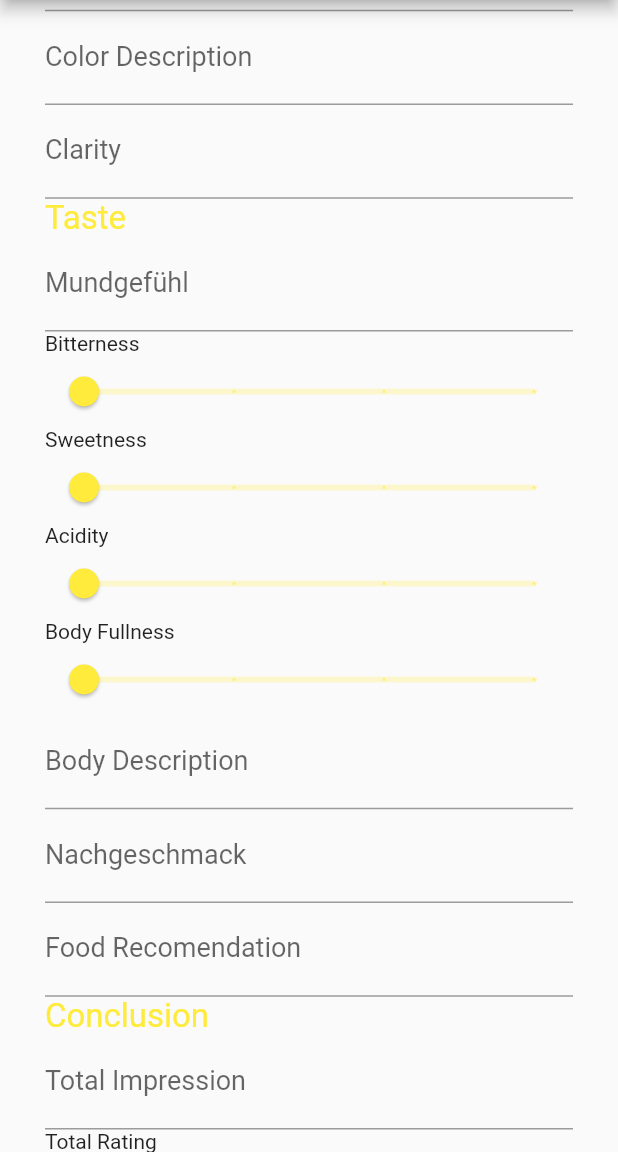
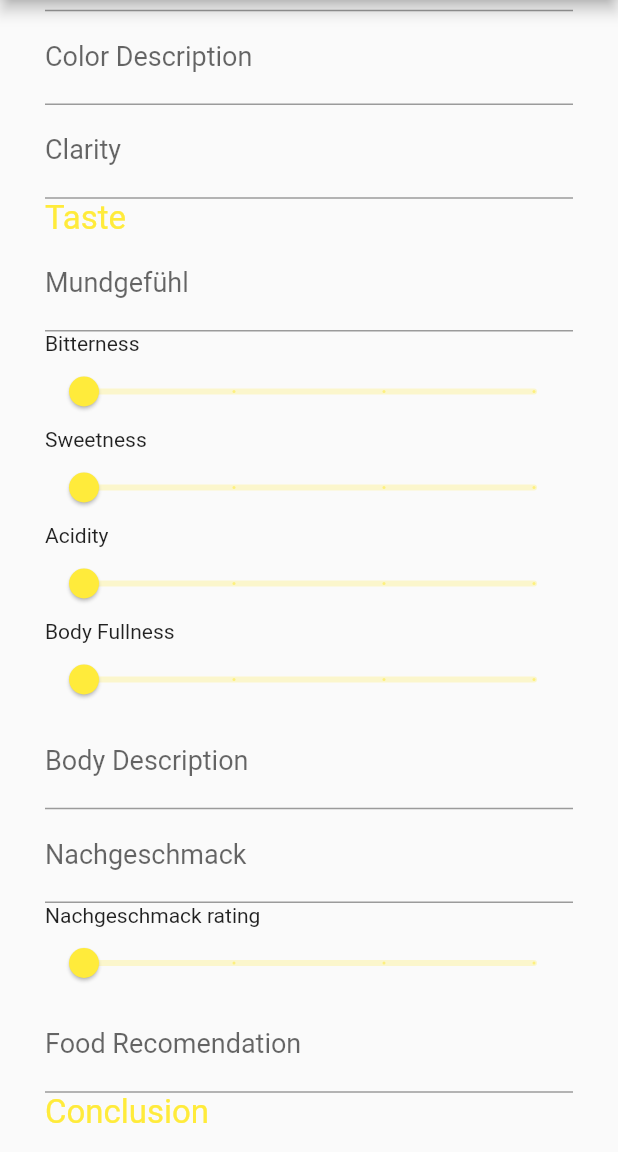
Before and after one commit to Leptopoda/bierverkostung, a Flutter app: the DispTasting screen opened directly with empty values, scrolled down 576 dp, on a phone screen of 412 x 824 dp, the part 84-1236 px from its top. Run offline on Flutter 3.47's test engine with Material 2 defaults, Android fonts, the phone set to English and light mode, and no system bars; our stand-ins replace cloud_firestore, firebase_auth, firebase_core; missing offline and left inert: pattern_formatter; accounts and stored records are empty; generated files the repository leaves out were written again.

Commit message:
add aftertaste rating

```diff
--- a/lib/models/breweries.dart
+++ b/lib/models/breweries.dart
@@ -1,8 +1,6 @@
 // Copyright 2021 Leptopoda. All rights reserved.
 // Use of this source code is governed by an APACHE-style license that can be
 // found in the LICENSE file.
-
-import 'package:cloud_firestore/cloud_firestore.dart';
 
 class Brewery {
   // final String id;
--- a/lib/screens/bierverkostung/disp_verkostung.dart
+++ b/lib/screens/bierverkostung/disp_verkostung.dart
@@ -172,12 +172,17 @@ class DispTasting extends StatelessWidget {
             ),
           ),
           TextFormField(
-            // TODO: add intensity
             style: _text, readOnly: true,
             initialValue: tasting.aftertasteDesc,
             decoration: const InputDecoration(
               labelText: 'Nachgeschmack',
             ),
+          ),
+          const Text('Nachgeschmack rating'),
+          SliderIndicator(
+            value: tasting.aftertasteRating,
+            min: 1,
+            max: 4,
           ),
           TextFormField(
             style: _text,
```
Also changed, not shown: lib/screens/bierverkostung/new_tasting.dart (+10 -1 lines).
